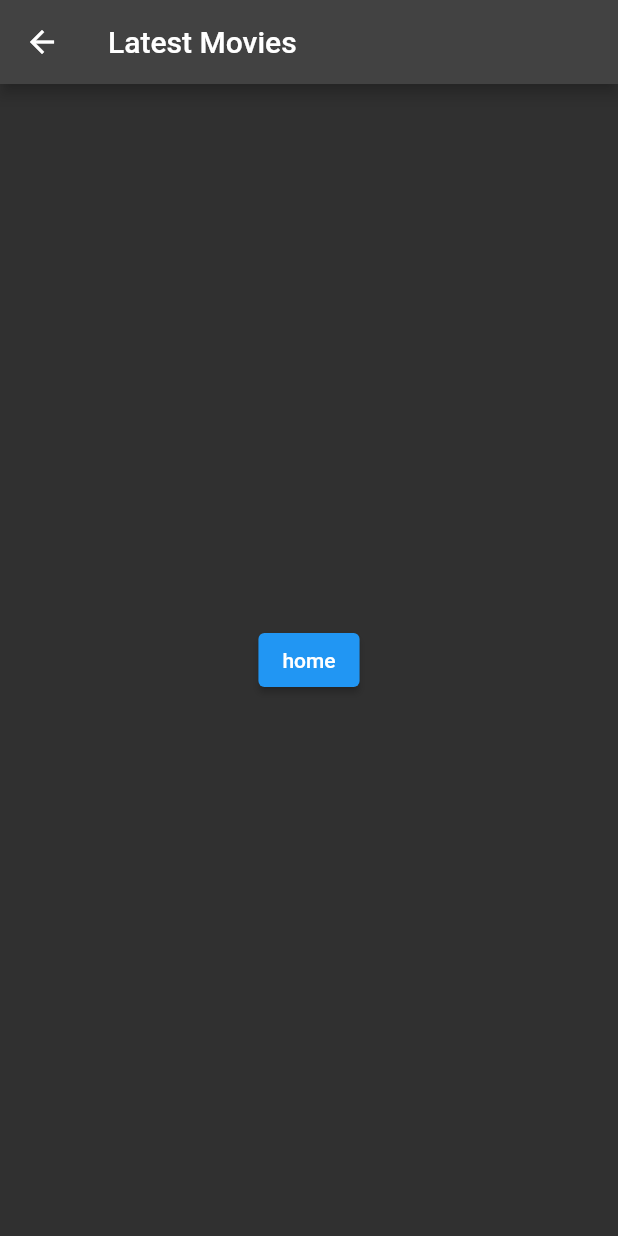
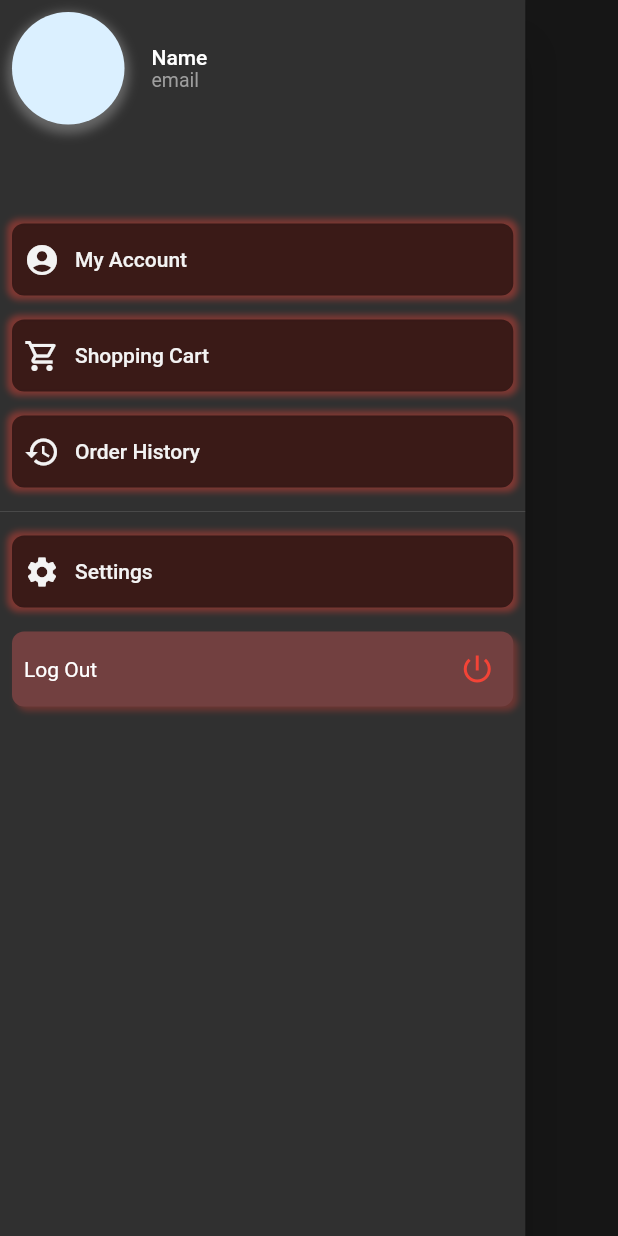
Before and after one commit to EmirhanSerin1/Latest-Movies-App, a Flutter app: the HomeScreen screen opened directly, with the side drawer open (before the commit the screen has no drawer), on a phone screen of 412 x 824 dp. Run offline on Flutter 3.47's test engine with Material 2 defaults, Android fonts, the phone set to English and light mode, and no system bars; our stand-ins replace dio.

Commit message:
drawer added

```diff
--- a/lib/main.dart
+++ b/lib/main.dart
@@ -30,10 +30,10 @@ class MyApp extends StatelessWidget {
         theme: ThemeData(
           primarySwatch: Colors.blue,
         ),
-        // home: HomeScreen(),
+        home: HomeScreen(),
 
         // * Providerları burada test ediyorum üsttekini yorumdan çıkart.
-        home: const WorkScreen(),
+        // home: const WorkScreen(),
       ),
     );
   }
--- /dev/null
+++ b/lib/screens/drawer.dart
@@ -0,0 +1,170 @@
+import 'package:flutter/material.dart';
+import 'package:latest_movies_app/widgets/build_profile_photo/build_profile_photo.dart';
+import 'package:latest_movies_app/widgets/drawer/menu_item.dart';
+
+class CustomDrawer extends StatefulWidget {
+  const CustomDrawer({Key? key}) : super(key: key);
+
+  @override
+  State<CustomDrawer> createState() => _CustomDrawerState();
+}
+
+class _CustomDrawerState extends State<CustomDrawer> {
+  var padding = const EdgeInsets.symmetric(horizontal: 20);
+
+  @override
+  Widget build(BuildContext context) {
+    return SizedBox(
+      width: MediaQuery.of(context).size.width * 0.85,
+      child: Drawer(
+        child: SafeArea(
+          child: ListView(
+            children: [
+              Column(
+                children: [
+                  buildTop(context),
+
+                  const MenuItem(icon: Icons.account_circle, text: "My Account"),
+                  const MenuItem(icon: Icons.shopping_cart_outlined, text: "Shopping Cart"),
+                  const MenuItem(icon: Icons.history, text: "Order History"),
+                  const Divider(),
+                  const MenuItem(icon: Icons.settings, text:"Settings"),
+
+
+                  buildLogOutButton(),
+                ],
+              ),
+            ],
+          ),
+        ),
+      ),
+    );
+  }
+
+  buildTop(BuildContext context) {
+    return InkWell(
+      onTap: () {},
+      child: Column(
+        children: [
+          Container(
+            child: Row(
+              children: [
+                Padding(
+                  padding: const EdgeInsets.all(8.0),
+                  child: BuildProfilPhoto(75, 75),
+                ),
+                SizedBox(width: 10),
+                Column(
+                  crossAxisAlignment: CrossAxisAlignment.start,
+                  children: [
+                    //fullname
+                    SizedBox(
+                      width: MediaQuery.of(context).size.width * 0.5,
+                      child: Text(
+                        "Name",
+                        style: TextStyle(fontWeight: FontWeight.w500),
+                      ),
+                    ),
+                    //email,
+                    SizedBox(
+                      width: MediaQuery.of(context).size.width * 0.5,
+                      child: Text(
+                        "email",
+                        style: TextStyle(color: Colors.grey, fontSize: 13),
+                      ),
+                    ),
+                  ],
+                )
+              ],
+            ),
+          ),
+          SizedBox(height: 50),
+        ],
+      ),
+    );
+  }
+
+
+  buildLogOutButton() {
+    return Padding(
+      padding: const EdgeInsets.all(8.0),
+      child: Container(
+        decoration: BoxDecoration(
+            borderRadius: BorderRadius.circular(8),
+            color: Color.fromARGB(255, 114, 64, 64),
+            boxShadow: [
+              BoxShadow(
+                blurRadius: 3,
+                color: Colors.red.withOpacity(0.3),
+                offset: Offset(3, 3),
+              )
+            ]),
+        height: 50,
+        width: double.infinity,
+        child: Center(
+          child: Row(
+            mainAxisAlignment: MainAxisAlignment.spaceBetween,
+            children: [
+              Padding(
+                padding: const EdgeInsets.all(8.0),
+                child: Text("Log Out"),
+              ),
+              IconButton(
+                  onPressed: () {
+                    showAlertdialog();
+                    // logout(context);
+                  },
+                  icon: Icon(
+                    Icons.power_settings_new,
+                    color: Colors.red,
+                  )),
+            ],
+          ),
+        ),
+      ),
+    );
+  }
+
+  showAlertdialog() {
+    return showDialog<String>(
+      context: context,
+      builder: (BuildContext context) => AlertDialog(
+        title: const Text('Logout'),
+        content:
+            const Text('Are you sure you want to sign out of your account?'),
+        actions: <Widget>[
+          TextButton(
+            onPressed: () => Navigator.pop(context, 'Cancel'),
+            child: const Text('Cancel'),
+          ),
+          TextButton(
+            onPressed: () => Navigator.pop(context), //logout(context),
+            child: const Text('OK'),
+          ),
+        ],
+      ),
+    );
+  }
+
+  // Future<void> logout(BuildContext context) async {
+  //   await FirebaseAuth.instance.signOut().then((value) =>
+  //       Navigator.pushReplacement(
+  //           context, MaterialPageRoute(builder: (context) => LoginScreen())));
+  // }
+
+  // get fullName => SizedBox(
+  //       width: MediaQuery.of(context).size.width * 0.5,
+  //       child: Text(
+  //         FirebaseAuth.instance.currentUser?.displayName ?? "",
+  //         style: TextStyle(fontWeight: FontWeight.w500),
+  //       ),
+  //     );
+
+  // get email => SizedBox(
+  //       width: MediaQuery.of(context).size.width * 0.5,
+  //       child: Text(
+  //         FirebaseAuth.instance.currentUser?.email ?? "no email",
+  //         style: TextStyle(color: Colors.grey, fontSize: 13),
+  //       ),
+  //     );
+}
--- a/lib/screens/home_screen.dart
+++ b/lib/screens/home_screen.dart
@@ -1,5 +1,5 @@
 import 'package:flutter/material.dart';
-import 'package:latest_movies_app/widgets/home_screen/home_button.dart';
+import 'package:latest_movies_app/screens/drawer.dart';
 
 class HomeScreen extends StatelessWidget {
   const HomeScreen({Key? key}) : super(key: key);
@@ -7,11 +7,37 @@ class HomeScreen extends StatelessWidget {
   @override
   Widget build(BuildContext context) {
     return Scaffold(
-      appBar: AppBar(
-        title: Text("Latest Movies"),
-      ),
-      body: Center(
-        child: HomeButton(),
+      drawer:const CustomDrawer(),
+      body: SafeArea(
+        child: ListView(
+          children: [
+            Container(
+              height: MediaQuery.of(context).size.height / 12,
+              color: Colors.transparent,
+              child: Padding(
+                padding: const EdgeInsets.all(0),
+                child: Row(
+                  mainAxisAlignment: MainAxisAlignment.start,
+                  children: [
+                    Builder(
+                      builder: (context) => Container(
+                        alignment: Alignment.center,
+                        child: IconButton(
+                          onPressed:
+                              ()=> Scaffold.of(context).openDrawer(),
+                          icon: const Icon(Icons.menu),
+                          color: Colors.white,
+                        ),
+                      ),
+                    ),
+                    Text("Latest Movies",
+                        style: Theme.of(context).textTheme.headline6),
+                  ],
+                ),
+              ),
+            ),
+          ],
+        ),
       ),
     );
   }
--- /dev/null
+++ b/lib/widgets/build_profile_photo/build_profile_photo.dart
@@ -0,0 +1,73 @@
+import 'package:flutter/material.dart';
+
+class BuildProfilPhoto extends StatelessWidget {
+  const BuildProfilPhoto(
+    this.height,
+    this.width,
+    // this.widget,
+  );
+
+  final double height, width;
+  // final Widget widget;
+
+  @override
+  Widget build(BuildContext context) {
+    // UserModel user =  Provider.of<Auth>(context, listen: false).user;
+    // return StreamBuilder<QuerySnapshot>(
+    //   stream: FirebaseFirestore.instance.collection('users').snapshots(),
+    //   builder: (context, AsyncSnapshot<QuerySnapshot> snapshot) {
+    //     return InkWell(
+    //       onTap: () {
+    //         Navigator.of(context)
+    //             .push(MaterialPageRoute(builder: (context) => widget));
+    //         // print(sex.toString());
+    //       },
+    //       child: Container(
+    //         height: height,
+    //         width: width,
+    //         decoration: BoxDecoration(
+    //           boxShadow: [
+    //             BoxShadow(
+    //               color: Colors.grey.withOpacity(0.5),
+    //               blurRadius: 5,
+    //               spreadRadius: 3,
+    //               offset: Offset(0, 3),
+    //             ),
+    //           ],
+    //           color: Color(0xFFDBF0FF),
+    //           shape: BoxShape.circle,
+    //           image: DecorationImage(
+    //             image: user.sex == "Male"
+    //                 ? AssetImage("assets/user/personM.png")
+    //                 : AssetImage("assets/user/personF.png"),
+    //             fit: BoxFit.contain,
+    //           ),
+    //         ),
+    //       ),
+    //     );
+    //   },
+    // );
+    return Container(
+            height: height,
+            width: width,
+            decoration: BoxDecoration(
+              boxShadow: [
+                BoxShadow(
+                  color: Colors.grey.withOpacity(0.5),
+                  blurRadius: 5,
+                  spreadRadius: 3,
+                  offset: Offset(0, 3),
+                ),
+              ],
+              color: Color(0xFFDBF0FF),
+              shape: BoxShape.circle,
+              // image: DecorationImage(
+              //   image: user.sex == "Male"
+              //       ? AssetImage("assets/user/personM.png")
+              //       : AssetImage("assets/user/personF.png"),
+              //   fit: BoxFit.contain,
+              // ),
+            ),
+          );
+  }
+}
--- /dev/null
+++ b/lib/widgets/drawer/menu_item.dart
@@ -0,0 +1,54 @@
+import 'package:flutter/material.dart';
+
+class MenuItem extends StatelessWidget {
+  //? Drawer Menu Item
+  const MenuItem({
+    Key? key,
+    required this.icon,
+    required this.text,
+  }) : super(key: key);
+  final String text;
+  final IconData icon;
+  // final Widget widget;
+
+  @override
+  Widget build(BuildContext context) {
+
+    return Padding(
+      padding: const EdgeInsets.all(8),
+      child: InkWell(
+        onTap: () {
+          // Navigator.of(context)
+          //     .push(MaterialPageRoute(builder: (context) => widget));
+        },
+        child: Container(
+          padding:const EdgeInsets.fromLTRB(8, 12, 8, 12),
+          decoration: BoxDecoration(
+              borderRadius: BorderRadius.circular(8),
+              color: Colors.black54,
+              boxShadow: [
+                BoxShadow(
+                  blurRadius: 3,
+                  color: Colors.red.withOpacity(0.4),
+                  offset: const Offset(0, 0),
+                  spreadRadius: 3,
+                )
+              ]),
+          child: Row(
+            children: [
+              Icon(
+                icon,
+                color:const Color(0xFFF3F3F3),
+              ),
+              const SizedBox(width: 10),
+              Text(
+                text,
+                style: const TextStyle(color: Color(0xFFF3F3F3), fontWeight: FontWeight.w500),
+              ),
+            ],
+          ),
+        ),
+      ),
+    );
+  }
+}
```
Also changed, not shown: 2 other files.
